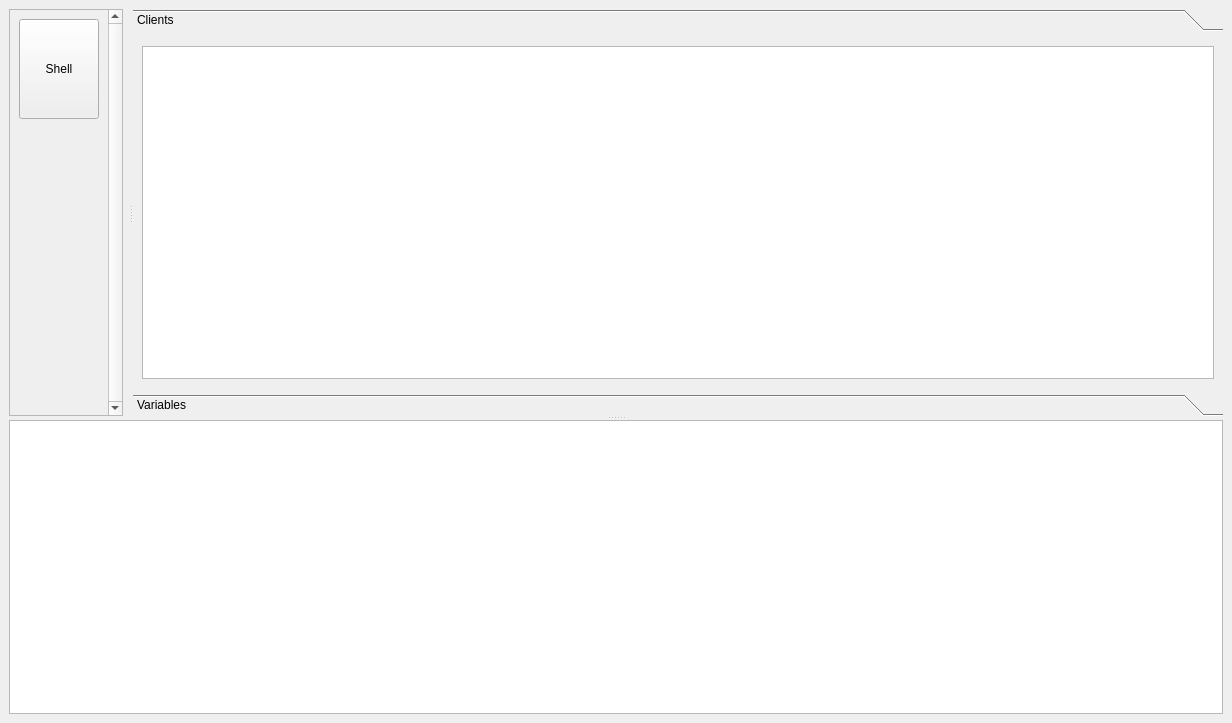
First picture: the form in pytel_gui/qt/mainwindow.ui, repository pyobs/pyobs-gui, before the edit.
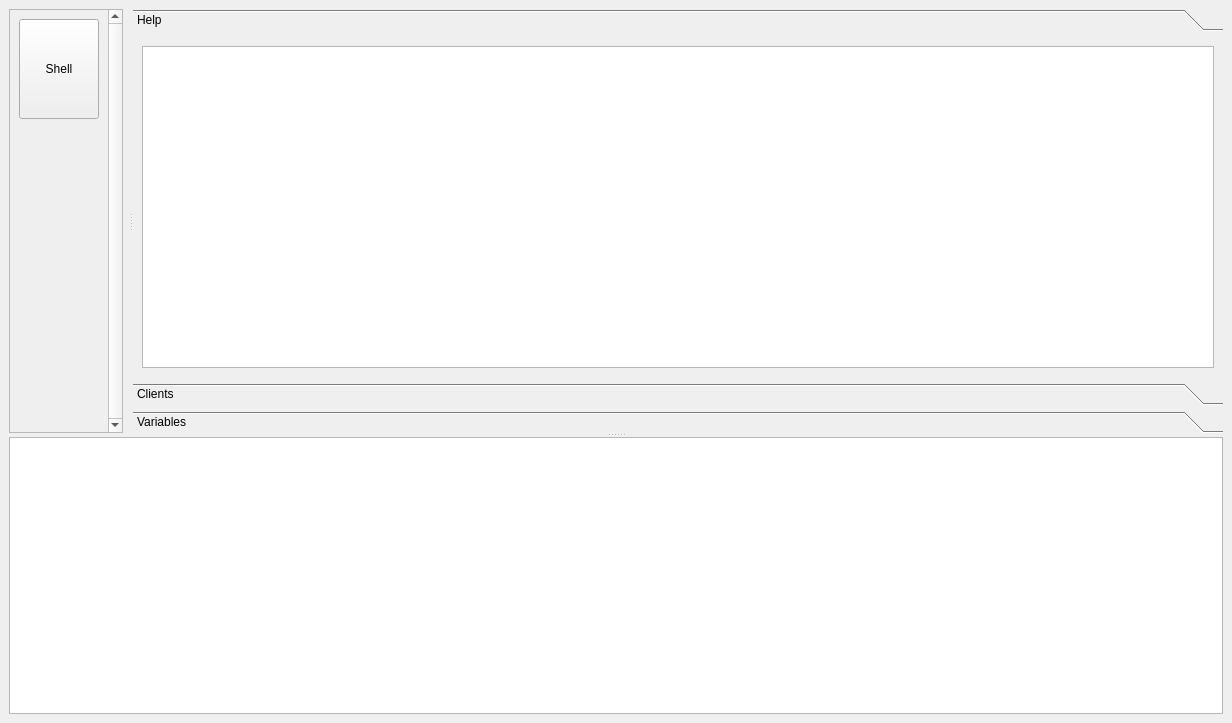
Second picture: the form after the edit. Icons and pictures are not drawn.

Commit message: changed layout with logs and help always visible

What changed in the file:
```diff
--- a/pytel_gui/qt/mainwindow.ui
+++ b/pytel_gui/qt/mainwindow.ui
@@ -103,13 +103,23 @@
            <property name="currentIndex">
             <number>0</number>
            </property>
+           <widget class="QWidget" name="pageHelp">
+            <attribute name="label">
+             <string>Help</string>
+            </attribute>
+            <layout class="QVBoxLayout" name="verticalLayout_2">
+             <item>
+              <widget class="QTextBrowser" name="textHelp"/>
+             </item>
+            </layout>
+           </widget>
            <widget class="QWidget" name="pageClients">
             <property name="geometry">
              <rect>
               <x>0</x>
               <y>0</y>
               <width>498</width>
-              <height>426</height>
+              <height>394</height>
              </rect>
             </property>
             <attribute name="label">
```
Left out of the diff: 6 changed lines with no effect on the pictures. The commit also changes 5 other files.
